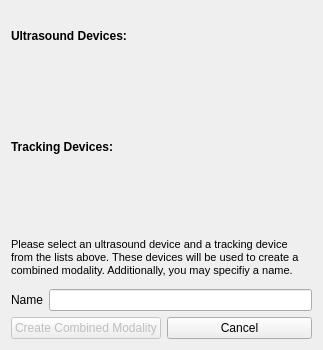
The window that Modules/USUI/USNavigationUI/Qmitk/QmitkUSCombinedModalityCreationWidget.ui (MITK/MITK) describes before a commit, drawn with Qt 5.
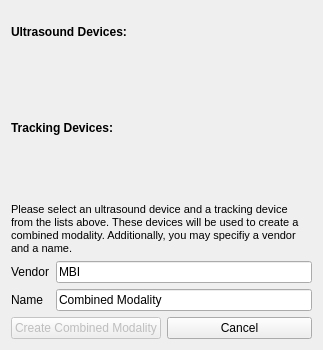
The same window after the commit. Icons and pictures are not drawn. Custom widgets are drawn as their Qt base class.

Commit message: Added vendor field at combined modality creation.

```diff
--- a/Modules/USUI/USNavigationUI/Qmitk/QmitkUSCombinedModalityCreationWidget.ui
+++ b/Modules/USUI/USNavigationUI/Qmitk/QmitkUSCombinedModalityCreationWidget.ui
@@ -79,7 +79,7 @@
 &lt;html&gt;&lt;head&gt;&lt;meta name=&quot;qrichtext&quot; content=&quot;1&quot; /&gt;&lt;style type=&quot;text/css&quot;&gt;
 p, li { white-space: pre-wrap; }
 &lt;/style&gt;&lt;/head&gt;&lt;body style=&quot; font-family:'Sans Serif'; font-size:10pt; font-weight:400; font-style:normal;&quot;&gt;
-&lt;p style=&quot; margin-top:0px; margin-bottom:0px; margin-left:0px; margin-right:0px; -qt-block-indent:0; text-indent:0px;&quot;&gt;&lt;span style=&quot; font-family:'MS Shell Dlg 2'; font-size:8pt;&quot;&gt;Please select an ultrasound device and a tracking device from the lists above. These devices will be used to create a combined modality. Additionally, you may specifiy a name.&lt;/span&gt;&lt;/p&gt;&lt;/body&gt;&lt;/html&gt;</string>
+&lt;p style=&quot; margin-top:0px; margin-bottom:0px; margin-left:0px; margin-right:0px; -qt-block-indent:0; text-indent:0px;&quot;&gt;&lt;span style=&quot; font-family:'MS Shell Dlg 2'; font-size:8pt;&quot;&gt;Please select an ultrasound device and a tracking device from the lists above. These devices will be used to create a combined modality. Additionally, you may specifiy a vendor and a name.&lt;/span&gt;&lt;/p&gt;&lt;/body&gt;&lt;/html&gt;</string>
      </property>
      <property name="wordWrap">
       <bool>true</bool>
@@ -87,16 +87,34 @@
     </widget>
    </item>
    <item>
-    <layout class="QHBoxLayout" name="horizontalLayout_2">
-     <item>
+    <layout class="QFormLayout" name="formLayout">
+     <item row="1" column="0">
       <widget class="QLabel" name="nameLineEditLabel">
        <property name="text">
         <string>Name</string>
        </property>
       </widget>
      </item>
-     <item>
-      <widget class="QLineEdit" name="nameLineEdit"/>
+     <item row="1" column="1">
+      <widget class="QLineEdit" name="nameLineEdit">
+       <property name="text">
+        <string>Combined Modality</string>
+       </property>
+      </widget>
+     </item>
+     <item row="0" column="0">
+      <widget class="QLabel" name="vendorLineEditLabel">
+       <property name="text">
+        <string>Vendor</string>
+       </property>
+      </widget>
+     </item>
+     <item row="0" column="1">
+      <widget class="QLineEdit" name="vendorLineEdit">
+       <property name="text">
+        <string>MBI</string>
+       </property>
+      </widget>
      </item>
     </layout>
    </item>
```
The commit also changes 1 other file.
